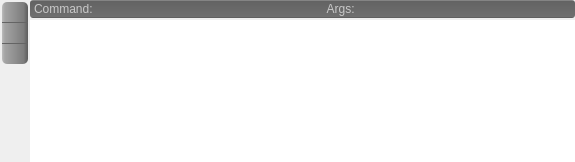
This is armadillo/plugins/output/outputText.ui in rkyleg/scope as Qt 5 draws it before an edit. The edited form follows.
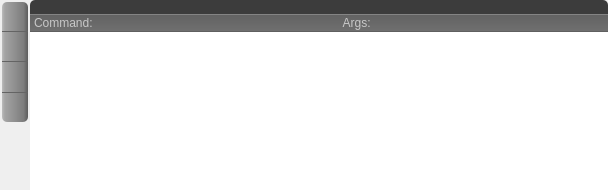
This is the edited form. Icons and pictures are not drawn.

Commit message: plugin cleanup, updated readme output - added save option, start and stop time moved to heading snippets - display as 1 column list mkdown - added max image width css find_replace - ui formatting settings - set newlinemode to auto

The edit to the form file:
```diff
--- a/armadillo/plugins/output/outputText.ui
+++ b/armadillo/plugins/output/outputText.ui
@@ -6,24 +6,28 @@
    <rect>
     <x>0</x>
     <y>0</y>
-    <width>575</width>
-    <height>162</height>
+    <width>608</width>
+    <height>190</height>
    </rect>
   </property>
   <property name="windowTitle">
    <string>Form</string>
   </property>
   <layout class="QGridLayout" name="gridLayout">
-   <property name="horizontalSpacing">
-    <number>0</number>
-   </property>
-   <property name="verticalSpacing">
-    <number>2</number>
-   </property>
    <property name="margin">
     <number>0</number>
    </property>
-   <item row="0" column="1">
+   <property name="spacing">
+    <number>0</number>
+   </property>
+   <item row="3" column="1">
+    <widget class="QTextBrowser" name="tb_out">
+     <property name="frameShape">
+      <enum>QFrame::NoFrame</enum>
+     </property>
+    </widget>
+   </item>
+   <item row="1" column="1">
     <widget class="QFrame" name="fr_cmd">
      <property name="styleSheet">
       <string notr="true">QFrame#fr_cmd{
@@ -31,8 +35,6 @@
 	background-color: qlineargradient(spread:pad, x1:1, y1:1, x2:1, y2:0, stop:0 rgba(82, 82, 82, 255), stop:0.0590909 rgba(111, 111, 111, 255), stop:0.922727 rgba(99, 99, 99, 255), stop:1 rgba(151, 151, 151, 255));
 color:white;
 border:0px;
-border-radius:3px;
-
 }</string>
      </property>
      <property name="frameShape">
@@ -104,7 +106,23 @@
      </layout>
     </widget>
    </item>
-   <item row="0" column="0" rowspan="2">
+   <item row="0" column="1">
+    <widget class="QLabel" name="l_title">
+     <property name="styleSheet">
+      <string notr="true">background-color: rgb(60,60,60);
+color:white;
+border-top-right-radius:5px;
+border-top-left-radius:5px;</string>
+     </property>
+     <property name="text">
+      <string/>
+     </property>
+     <property name="wordWrap">
+      <bool>true</bool>
+     </property>
+    </widget>
+   </item>
+   <item row="0" column="0" rowspan="4">
     <widget class="QFrame" name="frame_2">
      <property name="styleSheet">
       <string notr="true">QPushButton,QToolButton {
@@ -131,7 +149,67 @@
       <property name="spacing">
        <number>0</number>
       </property>
-      <item row="3" column="0">
+      <item row="1" column="0">
+       <widget class="QPushButton" name="b_stop">
+        <property name="minimumSize">
+         <size>
+          <width>0</width>
+          <height>30</height>
+         </size>
+        </property>
+        <property name="maximumSize">
+         <size>
+          <width>26</width>
+          <height>16777215</height>
+         </size>
+        </property>
+        <property name="toolTip">
+         <string>Stop</string>
+        </property>
+        <property name="styleSheet">
+         <string notr="true">QPushButton,QToolButton {
+	border-bottom:1px solid rgb(100,100,100);
+}</string>
+        </property>
+        <property name="text">
+         <string/>
+        </property>
+        <property name="icon">
+         <iconset>
+          <normaloff>stop.png</normaloff>stop.png</iconset>
+        </property>
+       </widget>
+      </item>
+      <item row="2" column="0">
+       <widget class="QPushButton" name="b_cmd">
+        <property name="minimumSize">
+         <size>
+          <width>0</width>
+          <height>30</height>
+         </size>
+        </property>
+        <property name="maximumSize">
+         <size>
+          <width>26</width>
+          <height>16777215</height>
+         </size>
+        </property>
+        <property name="toolTip">
+         <string>Show/Hide Command</string>
+        </property>
+        <property name="text">
+         <string/>
+        </property>
+        <property name="icon">
+         <iconset>
+          <normaloff>textfield.png</normaloff>textfield.png</iconset>
+        </property>
+        <property name="checkable">
+         <bool>true</bool>
+        </property>
+       </widget>
+      </item>
+      <item row="4" column="0">
        <spacer name="verticalSpacer">
         <property name="orientation">
          <enum>Qt::Vertical</enum>
@@ -144,38 +222,14 @@
         </property>
        </spacer>
       </item>
-      <item row="2" column="0">
-       <widget class="QPushButton" name="b_cmd">
-        <property name="maximumSize">
-         <size>
-          <width>26</width>
-          <height>16777215</height>
-         </size>
-        </property>
-        <property name="toolTip">
-         <string>Show/Hide Command</string>
-        </property>
-        <property name="styleSheet">
-         <string notr="true">QPushButton,QToolButton {
-	border-top:1px solid rgb(100,100,100);
-	border-bottom-right-radius:5px;
-	border-bottom-left-radius:5px;
-}</string>
-        </property>
-        <property name="text">
-         <string/>
-        </property>
-        <property name="icon">
-         <iconset>
-          <normaloff>textfield.png</normaloff>textfield.png</iconset>
-        </property>
-        <property name="checkable">
-         <bool>true</bool>
-        </property>
-       </widget>
-      </item>
       <item row="0" column="0">
        <widget class="QPushButton" name="b_run">
+        <property name="minimumSize">
+         <size>
+          <width>0</width>
+          <height>30</height>
+         </size>
+        </property>
         <property name="maximumSize">
          <size>
           <width>26</width>
@@ -198,33 +252,48 @@
         </property>
        </widget>
       </item>
-      <item row="1" column="0">
-       <widget class="QPushButton" name="b_stop">
+      <item row="3" column="0">
+       <widget class="QPushButton" name="b_save">
+        <property name="enabled">
+         <bool>true</bool>
+        </property>
+        <property name="minimumSize">
+         <size>
+          <width>0</width>
+          <height>30</height>
+         </size>
+        </property>
         <property name="maximumSize">
          <size>
           <width>26</width>
           <height>16777215</height>
          </size>
         </property>
+        <property name="toolTip">
+         <string>Save output to file</string>
+        </property>
+        <property name="styleSheet">
+         <string notr="true">QPushButton,QToolButton {
+	border-top:1px solid rgb(100,100,100);
+	border-bottom-right-radius:5px;
+	border-bottom-left-radius:5px;
+}</string>
+        </property>
         <property name="text">
          <string/>
         </property>
         <property name="icon">
          <iconset>
-          <normaloff>stop.png</normaloff>stop.png</iconset>
+          <normaloff>../../img/save.png</normaloff>../../img/save.png</iconset>
+        </property>
+        <property name="checkable">
+         <bool>true</bool>
         </property>
        </widget>
       </item>
      </layout>
     </widget>
    </item>
-   <item row="1" column="1">
-    <widget class="QTextBrowser" name="tb_out">
-     <property name="frameShape">
-      <enum>QFrame::NoFrame</enum>
-     </property>
-    </widget>
-   </item>
   </layout>
  </widget>
  <resources/>
```
Left out of the diff: 21 changed lines with no effect on the pictures. The commit also changes 15 other files.
